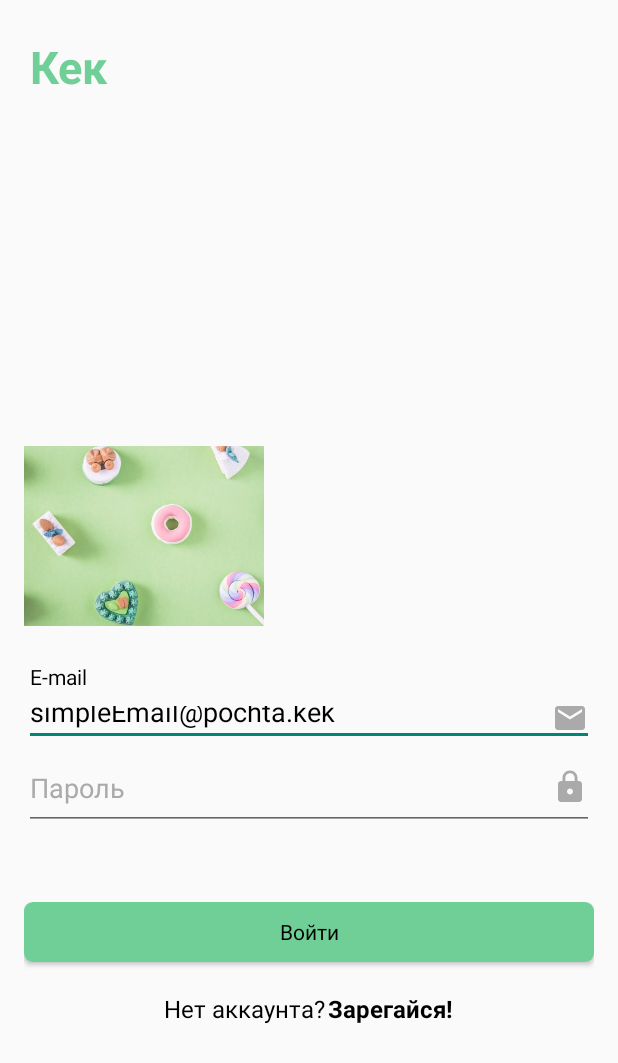
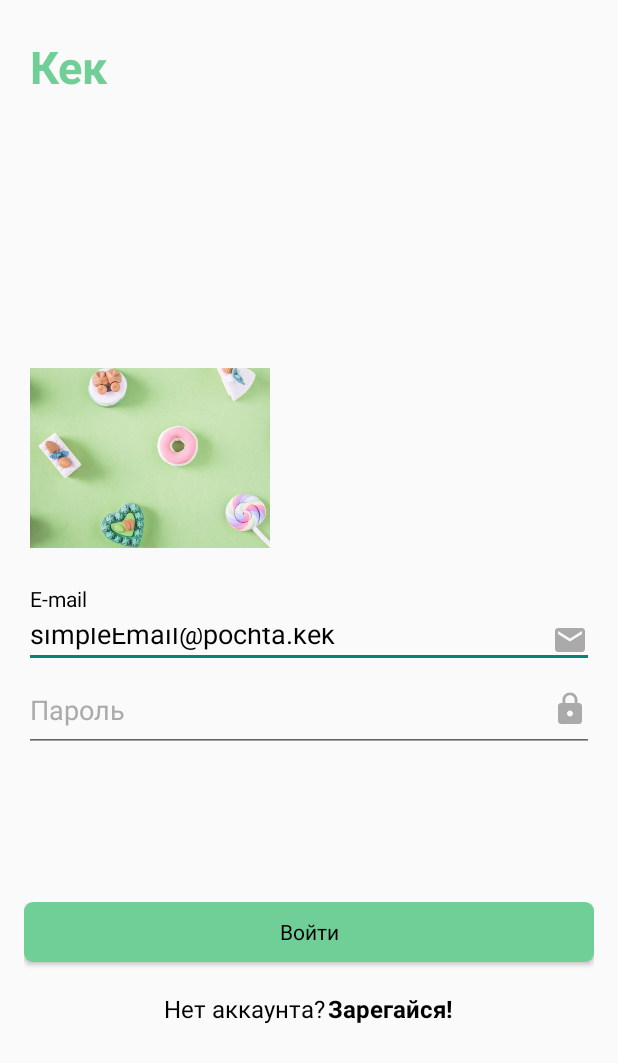
Before and after one commit to AleksandraKlua/HW, an Android app: the SigninActivity screen opened directly, with no data from a screen before it, on a phone screen of 412 x 824 dp. Shown: the top 1063 px of the screen. Run offline under Robolectric (Android 15) with nearby library versions, the phone set to English and light mode, and no system bars.

Commit message:
Small changes in layouts

```diff
--- a/app/src/main/AndroidManifest.xml
+++ b/app/src/main/AndroidManifest.xml
@@ -21,7 +21,8 @@
         </activity>
 
         <activity android:name=".RegisterActivity"
-            android:theme="@style/AppTheme">
+            android:theme="@style/AppTheme"
+            android:windowSoftInputMode="adjustPan">
         </activity>
 
         <activity android:name=".SigninActivity"
--- a/app/src/main/res/layout/signin_layout.xml
+++ b/app/src/main/res/layout/signin_layout.xml
@@ -1,38 +1,32 @@
 <?xml version="1.0" encoding="utf-8"?>
-<androidx.constraintlayout.widget.ConstraintLayout xmlns:android="http://schemas.android.com/apk/res/android"
+<androidx.constraintlayout.widget.ConstraintLayout
+    xmlns:android="http://schemas.android.com/apk/res/android"
     xmlns:app="http://schemas.android.com/apk/res-auto"
     xmlns:tools="http://schemas.android.com/tools"
     android:layout_width="match_parent"
     android:layout_height="match_parent">
 
-    <TextView
+    <TextView style="@style/Title"
         android:id="@+id/textView"
         android:layout_width="62dp"
         android:layout_height="39dp"
         android:layout_marginStart="20dp"
         android:layout_marginTop="24dp"
-        android:layout_marginBottom="182dp"
         android:text="@string/kek"
-        android:textColor="@color/green_3"
-        android:textSize="30sp"
-        android:textStyle="bold"
         app:layout_constraintStart_toStartOf="parent"
         app:layout_constraintTop_toTopOf="parent" />
 
-    <TextView
+    <TextView style="@style/MessageText"
         android:id="@+id/message"
         android:layout_width="match_parent"
-        android:layout_height="wrap_content"
+        android:layout_height="21dp"
         android:text="@string/message"
-        android:textColor="@color/salmon"
-        android:textSize="16sp"
-        android:textStyle="bold"
-        android:layout_marginStart="16dp"
+        android:layout_marginBottom="164dp"
         android:layout_marginEnd="16dp"
-        android:layout_marginBottom="160dp"
+        android:layout_marginTop="16dp"
         app:layout_constraintBottom_toTopOf="@+id/linearLayout"
-        app:layout_constraintEnd_toEndOf="parent"
-        app:layout_constraintStart_toStartOf="parent" />
+        app:layout_constraintEnd_toEndOf="@+id/linearLayout"
+        app:layout_constraintStart_toStartOf="@+id/linearLayout" />
 
     <androidx.appcompat.widget.AppCompatImageView
         android:id="@+id/picture"
@@ -40,12 +34,10 @@
         android:layout_height="120dp"
         android:scaleType="centerCrop"
         android:src="@drawable/picture"
-        android:layout_marginStart="16dp"
-        android:layout_marginTop="245dp"
-        android:layout_marginBottom="355dp"
-        app:layout_constraintBottom_toBottomOf="parent"
-        app:layout_constraintStart_toStartOf="parent"
-        app:layout_constraintTop_toTopOf="parent" />
+        android:layout_marginBottom="24dp"
+        android:layout_marginTop="182dp"
+        app:layout_constraintBottom_toTopOf="@+id/linearLayout"
+        app:layout_constraintStart_toStartOf="@+id/textView" />
 
     <LinearLayout
         android:id="@+id/linearLayout"
@@ -53,10 +45,8 @@
         android:layout_height="112dp"
         android:orientation="vertical"
         android:layout_marginStart="16dp"
+        android:layout_marginTop="389dp"
         android:layout_marginEnd="16dp"
-        android:layout_marginBottom="219dp"
-        android:layout_marginTop="389dp"
-        app:layout_constraintBottom_toBottomOf="parent"
         app:layout_constraintEnd_toEndOf="parent"
         app:layout_constraintStart_toStartOf="parent"
         app:layout_constraintTop_toTopOf="parent">
@@ -80,11 +70,11 @@
                 android:id="@+id/email"
                 android:layout_width="match_parent"
                 android:layout_height="wrap_content"
+                android:text="@string/real_email"
+                android:drawableEnd="@drawable/mail"
                 android:autofillHints=""
-                android:drawableEnd="@drawable/mail"
                 android:hint="@string/email"
-                android:inputType="textEmailAddress"
-                android:text="@string/real_email" />
+                android:inputType="textEmailAddress" />
         </LinearLayout>
 
         <EditText
@@ -92,8 +82,8 @@
             android:layout_width="match_parent"
             android:layout_height="match_parent"
             android:layout_weight="1"
+            android:drawableEnd="@drawable/lock"
             android:autofillHints=""
-            android:drawableEnd="@drawable/lock"
             android:hint="@string/password"
             android:inputType="textPassword" />
     </LinearLayout>
@@ -104,17 +94,16 @@
         android:layout_height="87dp"
         android:orientation="vertical"
         android:layout_marginStart="16dp"
+        android:layout_marginTop="48dp"
         android:layout_marginEnd="16dp"
-        android:layout_marginTop="549dp"
         android:layout_marginBottom="84dp"
         app:layout_constraintBottom_toBottomOf="parent"
         app:layout_constraintEnd_toEndOf="parent"
         app:layout_constraintStart_toStartOf="parent"
-        app:layout_constraintTop_toTopOf="parent">
+        app:layout_constraintTop_toBottomOf="@+id/linearLayout">
 
-        <Button
+        <Button style="@style/Button"
             android:id="@+id/btn_signin"
-            style="@style/Button"
             android:layout_width="match_parent"
             android:layout_height="40dp"
             android:background="@drawable/button"
@@ -131,7 +120,6 @@
                 android:layout_width="wrap_content"
                 android:layout_height="wrap_content"
                 android:text="@string/register_question"
-                android:textColor="@color/black"
                 android:textSize="16sp" />
 
             <TextView
@@ -139,13 +127,12 @@
                 android:layout_width="wrap_content"
                 android:layout_height="wrap_content"
                 android:layout_marginStart="2dp"
-                android:text="@string/register"
-                android:textColor="@color/black"
-                android:textSize="16sp"
-                android:textStyle="bold"
                 android:clickable="true"
                 android:focusable="true"
                 android:onClick="onClick"
+                android:text="@string/register"
+                android:textSize="16sp"
+                android:textStyle="bold"
                 tools:ignore="onClick" />
 
         </LinearLayout>
--- a/app/src/main/res/values/themes.xml
+++ b/app/src/main/res/values/themes.xml
@@ -28,7 +28,15 @@
         <item name="android:fontFamily">Roboto</item>
     </style>
 
-    <style name="field">
-        <item name="android:drawableEnd">@drawable/unlock</item>
+    <style name="Title" parent="Widget.AppCompat.TextView">
+       <item name="android:textColor">@color/green_3</item>
+        <item name="android:textSize">30sp</item>
+        <item name="android:textStyle">bold</item>
+    </style>
+
+    <style name="MessageText" parent="Widget.AppCompat.TextView">
+        <item name="android:textColor">@color/salmon</item>
+        <item name="android:textSize">16sp</item>
+        <item name="android:textStyle">bold</item>
     </style>
 </resources>
```
Also changed, not shown: app/src/main/res/layout/register_layout.xml (+26 -32 lines).
